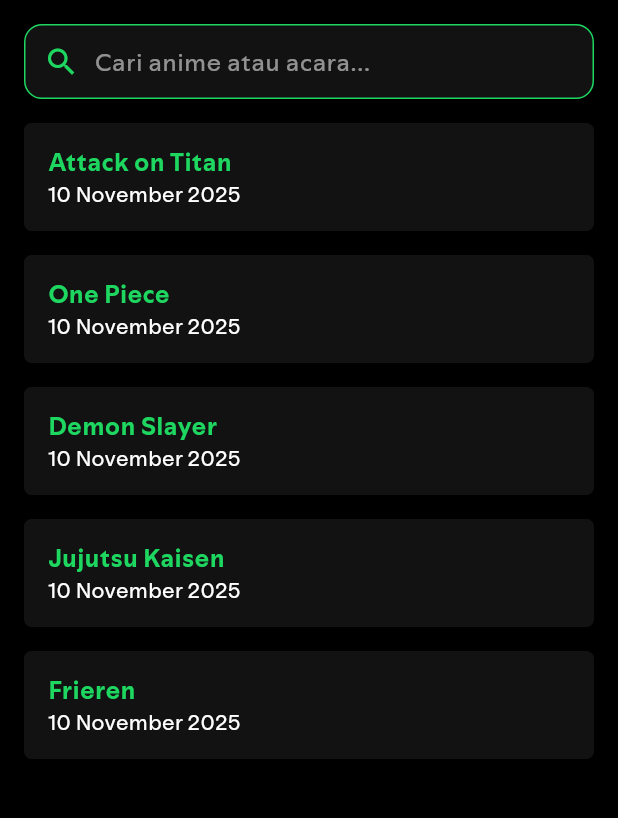
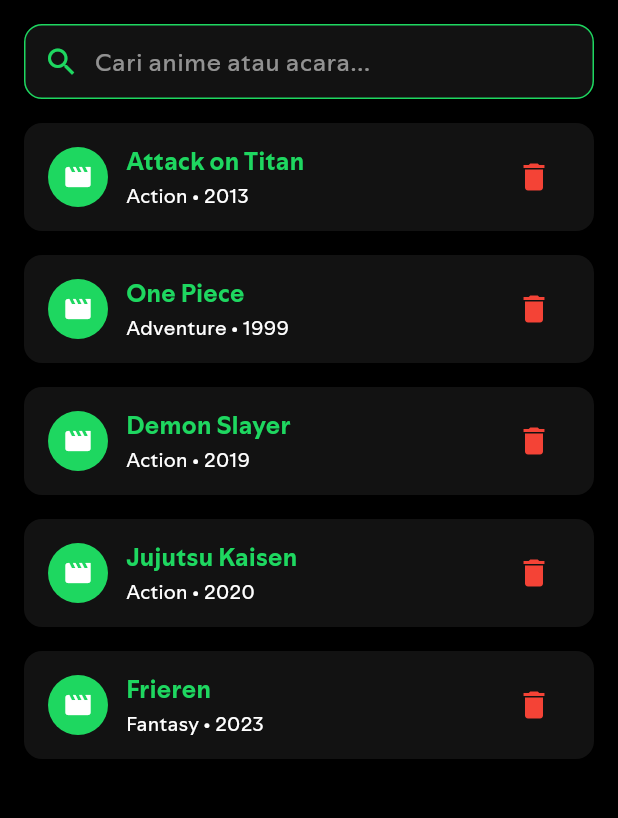
Before and after one commit to von-ai/netlify-app, a Flutter app: the DaftarPage screen opened directly, on a phone screen of 412 x 824 dp, the part 84-902 px from its top. Run offline on Flutter 3.47's test engine with Material 3 defaults, Android fonts, the phone set to English and light mode, and no system bars; our stand-ins replace cloud_firestore, firebase_auth, firebase_core, google_nav_bar, line_icons; accounts and stored records are empty.

Commit message:
refactor: update watch item model and enhance daftar provider functionality

```diff
--- a/lib/main.dart
+++ b/lib/main.dart
@@ -8,7 +8,7 @@
 import 'package:provider/provider.dart';
 import 'providers/daftar_provider.dart';
 import 'package:project_mobile/providers/register_provider.dart';
-import 'package:project_mobile/widgets/auth_wrapper.dart';
+// import 'package:project_mobile/widgets/auth_wrapper.dart';
 
 void main() async {
   WidgetsFlutterBinding.ensureInitialized();
@@ -34,7 +34,7 @@
   Widget build(BuildContext context) {
     return MaterialApp(
       debugShowCheckedModeBanner: false,
-      title: 'Watch List App',
+      title: 'Netlify',
       theme: AppTheme.darkTheme,
       home: const Onboarding(),
     );
--- a/lib/models/watch_item.dart
+++ b/lib/models/watch_item.dart
@@ -2,6 +2,8 @@
   final String id;
   final String title;
   final String type;
+  final String genre;
+  final String date;
   final bool isWatched;
 
   WatchItem({
@@ -9,6 +11,8 @@
     required this.title,
     required this.type,
     required this.isWatched,
+    required this.genre,
+    required this.date,
   });
 
   factory WatchItem.fromFirestore(Map<String, dynamic> data, String id) {
@@ -16,11 +20,19 @@
       id: id,
       title: data['title'] ?? '',
       type: data['type'] ?? '',
+      genre: data['genre'] ?? '',
+      date: data['date'] ?? '',
       isWatched: data['isWatched'] ?? false,
     );
   }
 
   Map<String, dynamic> toMap() {
-    return {'title': title, 'type': type, 'isWatched': isWatched};
+    return {
+      'title': title,
+      'type': type,
+      'isWatched': isWatched,
+      'date': date,
+      'genre': genre,
+    };
   }
 }
--- a/lib/pages/daftar_page.dart
+++ b/lib/pages/daftar_page.dart
@@ -37,11 +37,12 @@
       child: Scaffold(
         appBar: AppBar(
           leading: IconButton(
-            icon: Icon(Icons.arrow_back, color: AppColors.textDark),
-            onPressed: () {navBarProvider.setIndex(0);},
+            icon: const Icon(Icons.arrow_back, color: AppColors.textDark),
+            onPressed: () => navBarProvider.setIndex(0),
+          ),
+          title: const Text('Watch List'),
+          centerTitle: true,
         ),
-        title: const Text('Watch List'),
-        centerTitle: true),
         backgroundColor: Colors.black,
         body: Padding(
           padding: const EdgeInsets.all(16),
@@ -58,13 +59,18 @@
                   itemCount: provider.filteredItems.length,
                   itemBuilder: (context, index) {
                     final item = provider.filteredItems[index];
+
                     return CardList(
-                      title: item,
-                      date: '10 November 2025',
+                      title: item.title,
+                      genre: item.genre,
+                      date: item.date,
                       onTap: () {
                         ScaffoldMessenger.of(context).showSnackBar(
-                          SnackBar(content: Text('Kamu memilih $item')),
+                          SnackBar(content: Text('Kamu memilih ${item.title}')),
                         );
+                      },
+                      onDelete: () {
+                        provider.removeItem(item);
                       },
                     );
                   },
--- a/lib/providers/daftar_provider.dart
+++ b/lib/providers/daftar_provider.dart
@@ -1,30 +1,74 @@
 import 'package:flutter/foundation.dart';
+import '../models/watch_item.dart';
 
 class DaftarProvider with ChangeNotifier {
-  final List<String> _items = [
-    'Attack on Titan',
-    'One Piece',
-    'Demon Slayer',
-    'Jujutsu Kaisen',
-    'Frieren',
+  final List<WatchItem> _items = [
+    WatchItem(
+      id: '1',
+      title: 'Attack on Titan',
+      type: 'Anime',
+      genre: 'Action',
+      date: '2013',
+      isWatched: false,
+    ),
+    WatchItem(
+      id: '2',
+      title: 'One Piece',
+      type: 'Anime',
+      genre: 'Adventure',
+      date: '1999',
+      isWatched: false,
+    ),
+    WatchItem(
+      id: '3',
+      title: 'Demon Slayer',
+      type: 'Anime',
+      genre: 'Action',
+      date: '2019',
+      isWatched: false,
+    ),
+    WatchItem(
+      id: '4',
+      title: 'Jujutsu Kaisen',
+      type: 'Anime',
+      genre: 'Action',
+      date: '2020',
+      isWatched: false,
+    ),
+    WatchItem(
+      id: '5',
+      title: 'Frieren',
+      type: 'Anime',
+      genre: 'Fantasy',
+      date: '2023',
+      isWatched: false,
+    ),
   ];
 
-  List<String> _filteredItems = [];
+  List<WatchItem> _filteredItems = [];
 
   DaftarProvider() {
     _filteredItems = List.from(_items);
   }
 
-  List<String> get filteredItems => _filteredItems;
+  List<WatchItem> get filteredItems => _filteredItems;
 
   void search(String query) {
     if (query.isEmpty) {
       _filteredItems = List.from(_items);
     } else {
       _filteredItems = _items
-          .where((item) => item.toLowerCase().contains(query.toLowerCase()))
+          .where(
+            (item) => item.title.toLowerCase().contains(query.toLowerCase()),
+          )
           .toList();
     }
     notifyListeners();
   }
+
+  void removeItem(WatchItem item) {
+    _items.remove(item);
+    _filteredItems.remove(item);
+    notifyListeners();
+  }
 }
--- a/lib/widgets/card_list.dart
+++ b/lib/widgets/card_list.dart
@@ -3,33 +3,101 @@
 
 class CardList extends StatelessWidget {
   final String title;
-  final String date;
+  final String? genre;
+  final String? date;
+  final VoidCallback? onDelete;
   final VoidCallback? onTap;
 
-  const CardList({super.key, required this.title, this.date = '', this.onTap});
+  const CardList({
+    super.key,
+    required this.title,
+    this.genre,
+    this.date,
+    this.onDelete,
+    this.onTap,
+  });
 
   @override
   Widget build(BuildContext context) {
     return Card(
       color: AppColors.background,
-      shape: RoundedRectangleBorder(borderRadius: BorderRadius.circular(5)),
+      shape: RoundedRectangleBorder(borderRadius: BorderRadius.circular(12)),
       margin: const EdgeInsets.only(bottom: 16),
-      child: ListTile(
-        title: Text(
+      child: InkWell(
+        onTap: onTap,
+        borderRadius: BorderRadius.circular(12),
+        child: Padding(
+          padding: const EdgeInsets.symmetric(horizontal: 16, vertical: 12),
+          child: Row(
+            crossAxisAlignment: CrossAxisAlignment.center,
+            children: [
+              Container(
+                width: 40,
+                height: 40,
+                decoration: const BoxDecoration(
+                  color: AppColors.primary,
+                  shape: BoxShape.circle,
+                ),
+                child: const Icon(
+                  Icons.movie_creation,
+                  color: Colors.white,
+                  size: 20,
+                ),
+              ),
+
+              const SizedBox(width: 12),
+
+              Expanded(
+                child: Column(
+                  crossAxisAlignment: CrossAxisAlignment.start,
+                  children: [
+                    Text(
                       title,
+                      maxLines: 1,
+                      overflow: TextOverflow.ellipsis,
                       style: const TextStyle(
                         color: AppColors.primary,
                         fontWeight: FontWeight.bold,
+                        fontSize: 16,
                       ),
                     ),
-        subtitle: Text(
-          date,
+
+                    const SizedBox(height: 2),
+
+                    Text(
+                      _buildSubtitle(),
                       style: const TextStyle(
                         color: AppColors.textDark,
                         fontWeight: FontWeight.w300,
+                        fontSize: 13,
+                      ),
+                    ),
+                  ],
+                ),
+              ),
+
+              // Tombol delete
+              if (onDelete != null)
+                IconButton(
+                  onPressed: onDelete,
+                  icon: const Icon(Icons.delete, color: Colors.red),
+                ),
+            ],
           ),
         ),
       ),
     );
   }
+
+  // Buat subtitle "genre • date" yang aman
+  String _buildSubtitle() {
+    if ((genre == null || genre!.isEmpty) && (date == null || date!.isEmpty)) {
+      return "-";
     }
+
+    if (genre == null || genre!.isEmpty) return date!;
+    if (date == null || date!.isEmpty) return genre!;
+
+    return "$genre • $date";
+  }
+}
```
Lines whose indentation alone changed are shown as unchanged.
